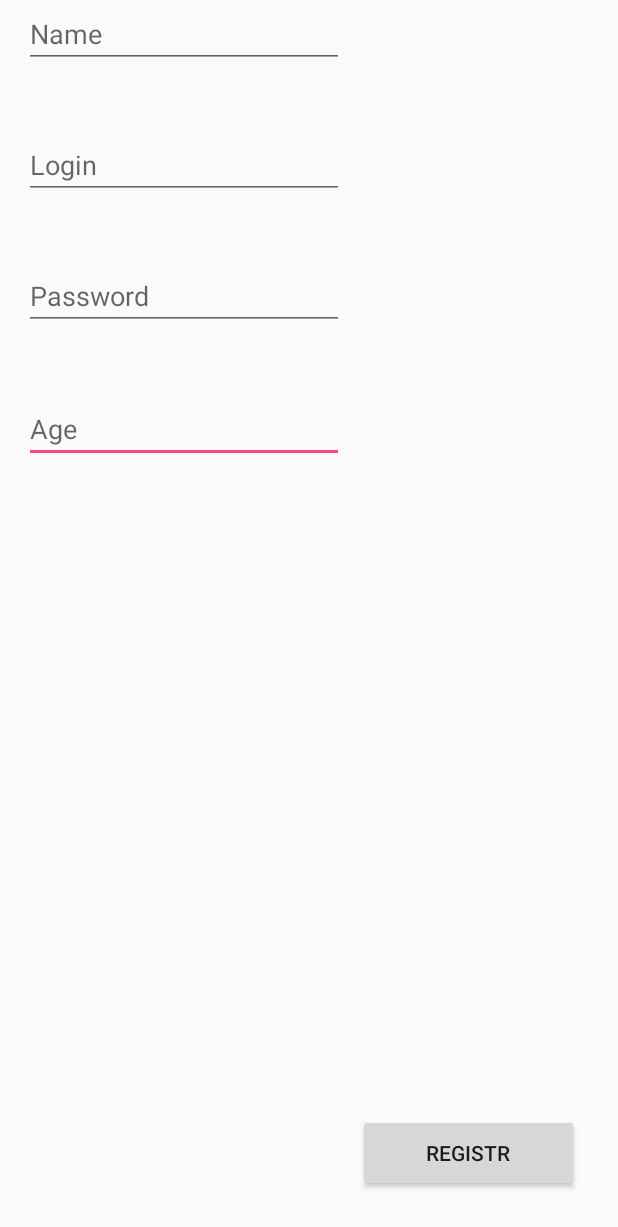
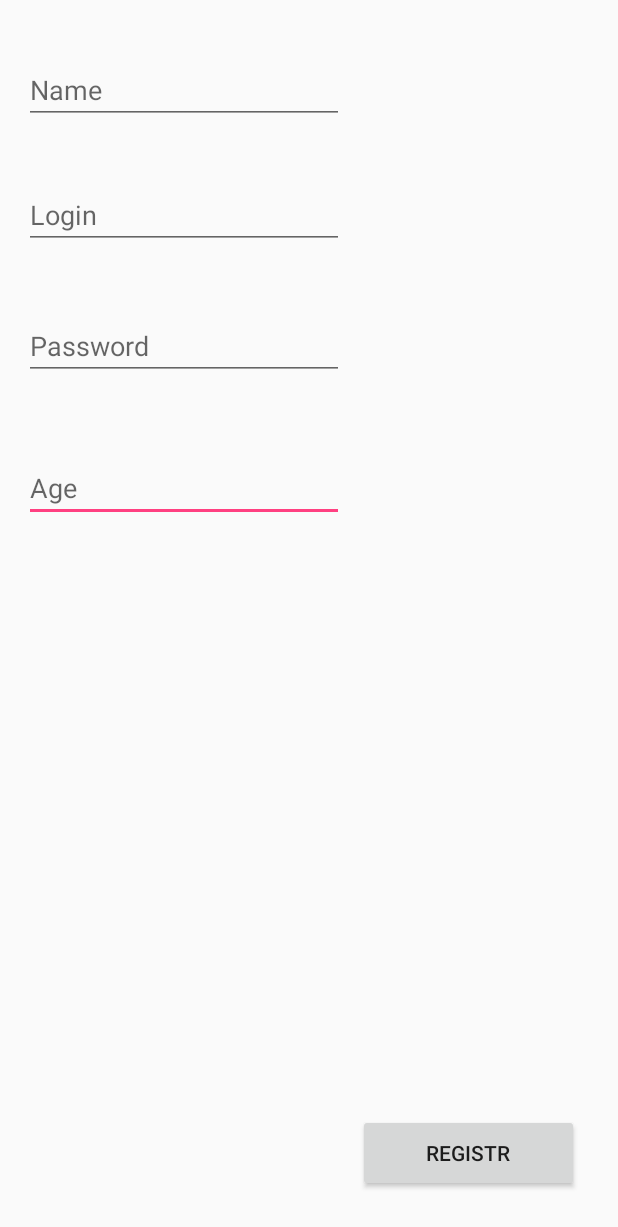
Before and after one commit to RustemNab/Quest, an Android app: the RegistrActivity screen opened directly, with no data from a screen before it, on a phone screen of 412 x 824 dp. Shown: the top 1227 px of the screen. Run offline under Robolectric (Android 15) with nearby library versions, the phone set to English and light mode, and no system bars; our stand-ins replace Volley.

Commit message:
Add Registrtion (It's work!!)

```diff
--- a/app/src/main/AndroidManifest.xml
+++ b/app/src/main/AndroidManifest.xml
@@ -1,6 +1,8 @@
 <?xml version="1.0" encoding="utf-8"?>
 <manifest xmlns:android="http://schemas.android.com/apk/res/android"
     package="com.questqazan.androidprojectv2">
+
+    <uses-permission android:name="android.permission.INTERNET"></uses-permission>
 
     <application
         android:allowBackup="true"
@@ -11,6 +13,8 @@
         android:theme="@style/AppTheme">
         <activity android:name=".LoginActivity" >
             <intent-filter>
+                <action android:name="android.intent.action.MAIN" />
+
                 <category android:name="android.intent.category.LAUNCHER" />
             </intent-filter>
         </activity>
--- a/app/src/main/res/layout/activity_registr.xml
+++ b/app/src/main/res/layout/activity_registr.xml
@@ -11,7 +11,7 @@
         android:layout_width="wrap_content"
         android:layout_height="wrap_content"
         android:layout_marginLeft="16dp"
-        android:layout_marginTop="43dp"
+        android:layout_marginTop="49dp"
         android:ems="10"
         android:hint="Age"
         android:inputType="textPersonName"
@@ -34,7 +34,7 @@
         android:id="@+id/LoginET"
         android:layout_width="wrap_content"
         android:layout_height="wrap_content"
-        android:layout_marginTop="42dp"
+        android:layout_marginTop="38dp"
         android:ems="10"
         android:hint="Login"
         android:inputType="textPersonName"
@@ -49,9 +49,10 @@
         android:ems="10"
         android:hint="Name"
         android:inputType="textPersonName"
-        tools:layout_editor_absoluteY="16dp"
         android:layout_marginLeft="16dp"
-        app:layout_constraintLeft_toLeftOf="parent" />
+        app:layout_constraintLeft_toLeftOf="parent"
+        app:layout_constraintTop_toTopOf="parent"
+        android:layout_marginTop="37dp" />
 
     <Button
         android:id="@+id/Registr_button"
```
Also changed, not shown: app/src/main/java/com/questqazan/androidprojectv2/RegistrActivity.java (+60 -1 lines), app/src/main/java/com/questqazan/androidprojectv2/RegistrRequest.java (added, +26 -0 lines).
